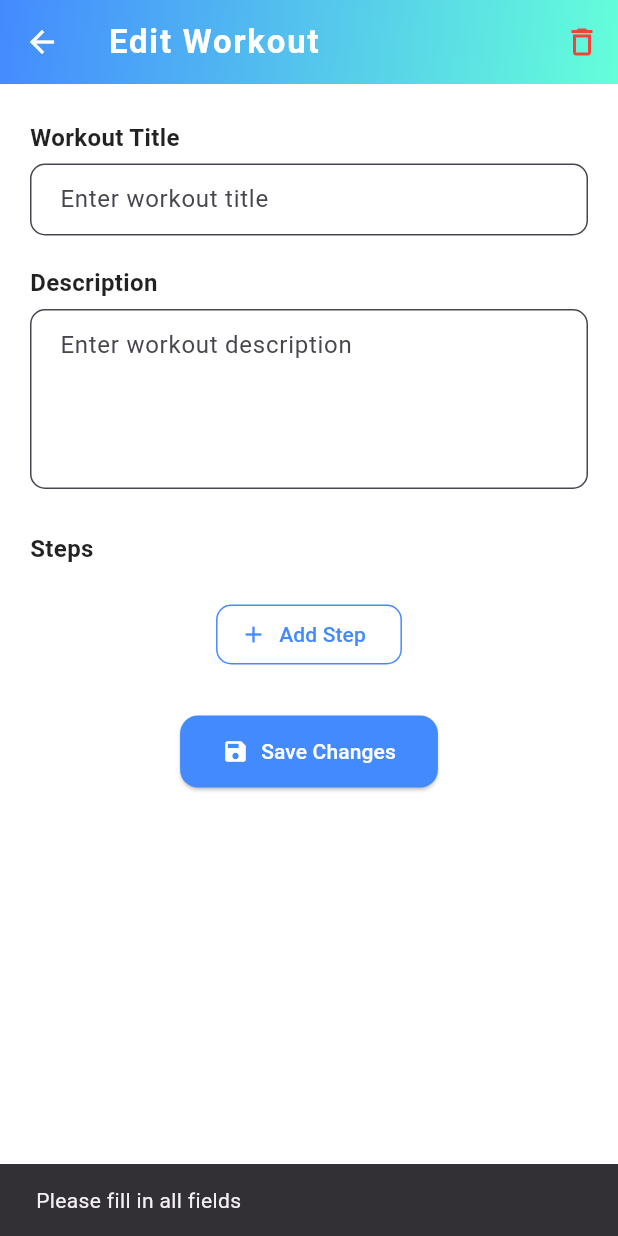
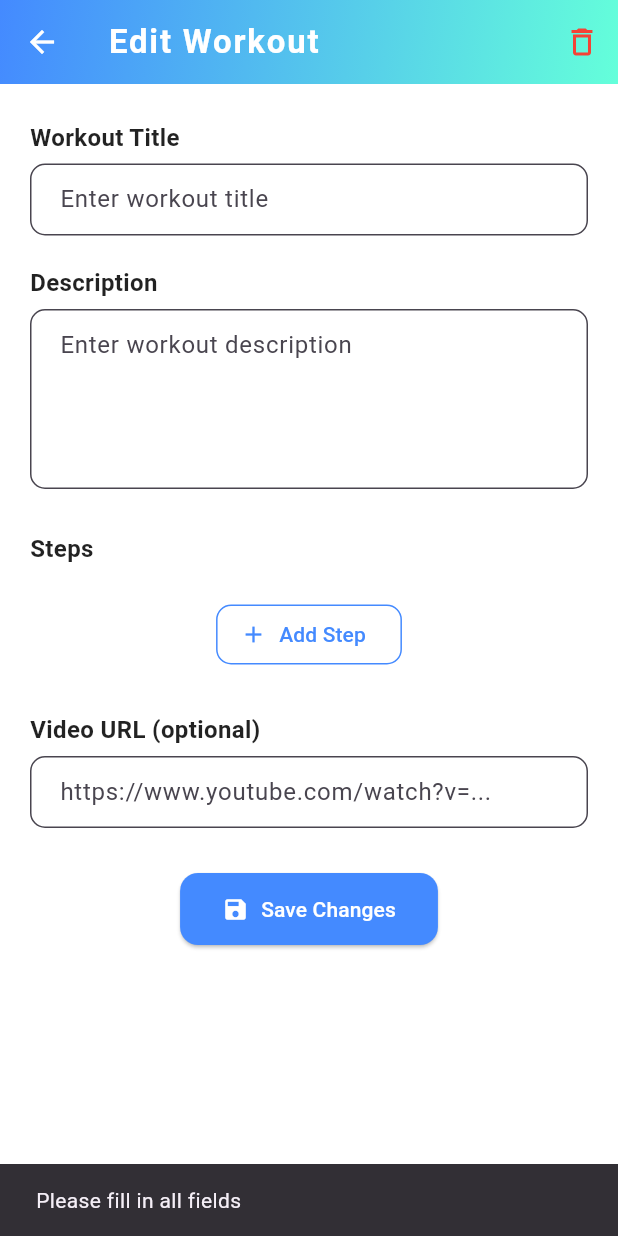
Before and after one commit to Lacesz0123/fitwithus, a Flutter app: the EditWorkoutScreen screen opened directly with empty values, after a tap on "Save Changes", on a phone screen of 412 x 824 dp. Run offline on Flutter 3.47's test engine with Material 3 defaults, Android fonts, the light colour scheme and no system bars; our stand-ins replace cloud_firestore, email_validator, firebase_auth, firebase_core, firebase_storage, fl_chart and 7 more; accounts and stored records are empty.

Commit message:
edit workout added with video url field

```diff
--- a/lib/workouts/in_a_category/edit_workout_screen.dart
+++ b/lib/workouts/in_a_category/edit_workout_screen.dart
@@ -22,6 +22,7 @@ class EditWorkoutScreen extends StatefulWidget {
 class _EditWorkoutScreenState extends State<EditWorkoutScreen> {
   late TextEditingController _titleController;
   late TextEditingController _descriptionController;
+  final TextEditingController _videoUrlController = TextEditingController();
   List<TextEditingController> _stepsControllers = [];
 
   @override
@@ -33,12 +34,25 @@ class _EditWorkoutScreenState extends State<EditWorkoutScreen> {
     for (String step in widget.initialSteps) {
       _stepsControllers.add(TextEditingController(text: step));
     }
+
+    // Betöltjük az URL-t Firestore-ból
+    FirebaseFirestore.instance
+        .collection('workouts')
+        .doc(widget.workoutId)
+        .get()
+        .then((doc) {
+      final data = doc.data();
+      if (data != null && data.containsKey('videoUrl')) {
+        _videoUrlController.text = data['videoUrl'];
+      }
+    });
   }
 
   @override
   void dispose() {
     _titleController.dispose();
     _descriptionController.dispose();
+    _videoUrlController.dispose();
     for (var controller in _stepsControllers) {
       controller.dispose();
     }
@@ -61,14 +75,24 @@ class _EditWorkoutScreenState extends State<EditWorkoutScreen> {
     }
 
     try {
+      final Map<String, dynamic> updatedData = {
+        'title': newTitle,
+        'description': newDescription,
+        'steps': newSteps,
+      };
+
+      String videoUrl = _videoUrlController.text.trim();
+      if (videoUrl.isNotEmpty) {
+        updatedData['videoUrl'] = videoUrl;
+      } else {
+        updatedData['videoUrl'] =
+            FieldValue.delete(); // törli a mezőt ha korábban volt
+      }
+
       await FirebaseFirestore.instance
           .collection('workouts')
           .doc(widget.workoutId)
-          .update({
-        'title': newTitle,
-        'description': newDescription,
-        'steps': newSteps,
-      });
+          .update(updatedData);
 
       ScaffoldMessenger.of(context).showSnackBar(
         const SnackBar(content: Text('Workout updated successfully')),
@@ -263,6 +287,25 @@ class _EditWorkoutScreenState extends State<EditWorkoutScreen> {
                 ),
               ),
             ),
+            const SizedBox(height: 28),
+            Text('Video URL (optional)',
+                style: TextStyle(
+                    fontSize: 16,
+                    fontWeight: FontWeight.w600,
+                    color: textColor)),
+            const SizedBox(height: 6),
+            TextField(
+              controller: _videoUrlController,
+              decoration: InputDecoration(
+                hintText: 'https://www.youtube.com/watch?v=...',
+                fillColor: backgroundColor,
+                filled: true,
+                border:
+                    OutlineInputBorder(borderRadius: BorderRadius.circular(10)),
+                contentPadding:
+                    const EdgeInsets.symmetric(horizontal: 16, vertical: 12),
+              ),
+            ),
             const SizedBox(height: 30),
             Center(
               child: ElevatedButton.icon(
```
